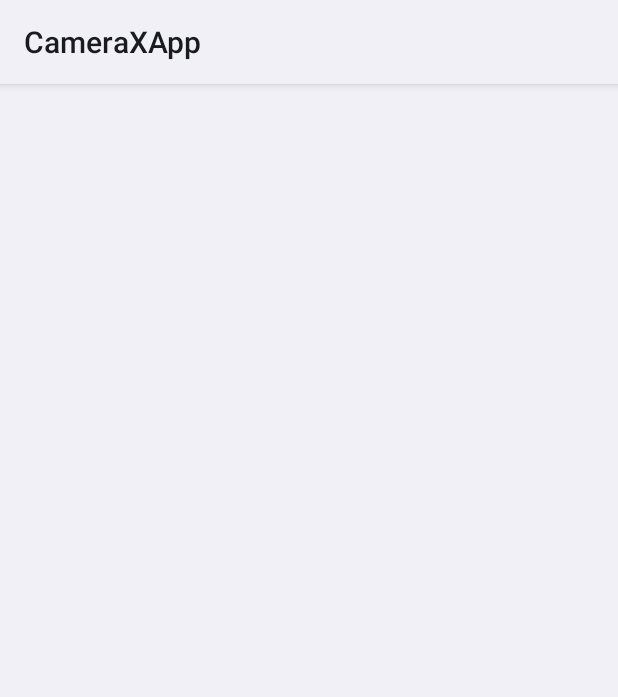
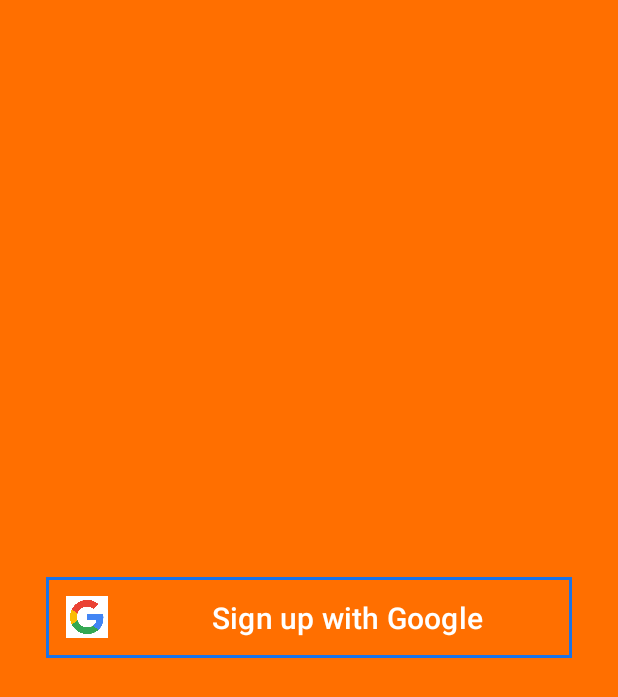
Before and after one commit to tttttien/fire-detection-esp32-camera, an Android app built with Jetpack Compose: the first screen one second after launch (SplashActivity before the commit, SignInActivity after it), on a phone screen of 412 x 824 dp. Shown: the top 697 px of the screen. Run offline under Robolectric (Android 15) with nearby library versions, the phone set to English and light mode, and no system bars; our stand-ins replace Firebase (no records; nobody signed in at launch, a user with empty details on screens opened directly).

Commit message:
Implementing Google Signin function: complete the Signin function, rerrange the activity_main.xml (not done yet)

```diff
--- a/app/build.gradle.kts
+++ b/app/build.gradle.kts
@@ -47,6 +47,7 @@ dependencies {
     implementation(libs.androidx.credentials)
     implementation(libs.androidx.credentials.play.services.auth)
     implementation(libs.googleid)
+    implementation(libs.androidx.activity)
     val camerax_version = "1.4.1"
     implementation("androidx.camera:camera-core:$camerax_version")
     implementation ("androidx.camera:camera-camera2:$camerax_version")
@@ -91,5 +92,5 @@ dependencies {
     implementation ("androidx.credentials:credentials:1.5.0")
     implementation ("androidx.credentials:credentials-play-services-auth:1.5.0")
     implementation ("com.google.android.libraries.identity.googleid:googleid:1.1.1")
-
+    implementation ("com.google.android.gms:play-services-auth:20.7.0")
 }
--- /dev/null
+++ b/app/src/main/java/com/example/camera/SigninActivity.kt
@@ -0,0 +1,91 @@
+package com.example.camera
+
+import android.content.Intent
+import androidx.appcompat.app.AppCompatActivity
+import android.os.Bundle
+import android.widget.Button
+import android.widget.LinearLayout
+import android.widget.Toast
+import com.google.android.gms.auth.api.signin.GoogleSignIn
+import com.google.android.gms.auth.api.signin.GoogleSignInOptions
+import com.google.android.gms.common.api.ApiException
+import com.google.firebase.auth.FirebaseAuth
+import com.google.firebase.auth.GoogleAuthProvider
+
+class SignInActivity : AppCompatActivity() {
+
+
+    companion object {
+        private const val RC_SIGN_IN = 9001
+    }
+
+    private lateinit var auth: FirebaseAuth
+
+
+
+    override fun onCreate(savedInstanceState: Bundle?) {
+        super.onCreate(savedInstanceState)
+        setContentView(R.layout.activity_signin)
+
+        auth = FirebaseAuth.getInstance()
+
+
+
+        val currentUser = auth.currentUser
+
+        if (currentUser != null) {
+            // The user is already signed in, navigate to MainActivity
+            val intent = Intent(this, MainActivity::class.java)
+            startActivity(intent)
+            finish() // finish the current activity to prevent the user from coming back to the SignInActivity using the back button
+        }
+
+
+
+
+        val signInButton = findViewById<Button>(R.id.signInButton)
+        signInButton.setOnClickListener {
+            signIn()
+        }
+    }
+
+    private fun signIn() {
+        val gso = GoogleSignInOptions.Builder(GoogleSignInOptions.DEFAULT_SIGN_IN)
+            .requestIdToken(getString(R.string.default_web_client_id))
+            .requestEmail()
+            .build()
+
+        val googleSignInClient = GoogleSignIn.getClient(this, gso)
+        val signInIntent = googleSignInClient.signInIntent
+        startActivityForResult(signInIntent, RC_SIGN_IN)
+    }
+
+    override fun onActivityResult(requestCode: Int, resultCode: Int, data: Intent?) {
+        super.onActivityResult(requestCode, resultCode, data)
+
+        if (requestCode == RC_SIGN_IN) {
+            val task = GoogleSignIn.getSignedInAccountFromIntent(data)
+            try {
+                val account = task.getResult(ApiException::class.java)
+                firebaseAuthWithGoogle(account.idToken!!)
+            } catch (e: ApiException) {
+                Toast.makeText(this, "Google sign in failed: ${e.message}", Toast.LENGTH_SHORT).show()
+            }
+        }
+    }
+
+    private fun firebaseAuthWithGoogle(idToken: String) {
+        val credential = GoogleAuthProvider.getCredential(idToken, null)
+        auth.signInWithCredential(credential)
+            .addOnCompleteListener(this) { task ->
+                if (task.isSuccessful) {
+                    val user = auth.currentUser
+                    Toast.makeText(this, "Signed in as ${user?.displayName}", Toast.LENGTH_SHORT).show()
+                    startActivity(Intent(this, MainActivity::class.java))
+                    finish()
+                } else {
+                    Toast.makeText(this, "Authentication failed", Toast.LENGTH_SHORT).show()
+                }
+            }
+    }
+}
--- /dev/null
+++ b/app/src/main/res/layout/activity_signin.xml
@@ -0,0 +1,43 @@
+<?xml version="1.0" encoding="utf-8"?>
+<RelativeLayout xmlns:android="http://schemas.android.com/apk/res/android"
+    xmlns:app="http://schemas.android.com/apk/res-auto"
+    xmlns:tools="http://schemas.android.com/tools"
+    android:layout_width="match_parent"
+    android:layout_height="match_parent"
+    android:padding="16dp"
+    tools:context=".SigninActivity">
+
+
+    <LinearLayout
+        android:layout_centerInParent="true"
+        android:layout_marginTop="50dp"
+        android:background="@drawable/border"
+        android:layout_width="wrap_content"
+        android:layout_height="wrap_content">
+
+        <ImageView
+            android:layout_width="28dp"
+            android:layout_height="28dp"
+            android:layout_alignParentLeft="true"
+            android:layout_centerVertical="true"
+            android:layout_gravity="center"
+            android:layout_marginLeft="11dp"
+            android:layout_marginRight="11dp"
+            android:background="@color/white"
+            android:src="@drawable/ic_google" />
+
+        <Button
+            android:id="@+id/signInButton"
+            android:layout_width="296dp"
+            android:layout_height="50dp"
+            android:background="@color/blue"
+            android:text="@string/sign_in"
+            android:textAllCaps="false"
+            android:textColor="@color/white"
+            android:textSize="20sp" />
+
+    </LinearLayout>
+
+
+
+</RelativeLayout>
--- a/app/src/main/res/values/colors.xml
+++ b/app/src/main/res/values/colors.xml
@@ -7,6 +7,6 @@
     <color name="teal_700">#FF018786</color>
     <color name="black">#FF000000</color>
     <color name="white">#FFFFFFFF</color>
-    <color name="blue">#459DE4</color>
+    <color name="blue">#1A73E8</color>
     <color name="red">#FF0000</color>
 </resources>
--- a/app/src/main/res/values/strings.xml
+++ b/app/src/main/res/values/strings.xml
@@ -3,4 +3,5 @@
     <string name="take_photo">Take Photo</string>
     <string name="start_capture">Start Capture</string>
     <string name="stop_capture">Stop Capture</string>
+    <string name="sign_in">Sign up with Google</string>
 </resources>
--- a/app/src/main/res/values/themes.xml
+++ b/app/src/main/res/values/themes.xml
@@ -1,7 +1,7 @@
 <?xml version="1.0" encoding="utf-8"?>
 <resources>
     <!-- Theme for the Splash Screen -->
-    <style name="Theme.SplashScreen" parent="Theme.Material3.DayNight.NoActionBar">
+    <style name="Theme.SplashScreen" parent="Theme.AppCompat.DayNight.NoActionBar">
         <item name="android:windowBackground">@drawable/splash_background</item> <!-- Background image for splash screen -->
         <item name="android:windowFullscreen">true</item> <!-- Enables fullscreen mode -->
         <item name="android:windowNoTitle">true</item> <!-- Removes the title bar -->
```
Also changed, not shown: app/src/main/AndroidManifest.xml (+9 -33 lines), app/src/main/java/com/example/camera/MainActivity.kt (+84 -9 lines), app/src/main/res/layout/activity_main.xml (+62 -13 lines), gradle/libs.versions.toml (+8 -0 lines), app/src/main/res/drawable/ic_google.png (renamed from app/src/main/res/drawable/google.png).
